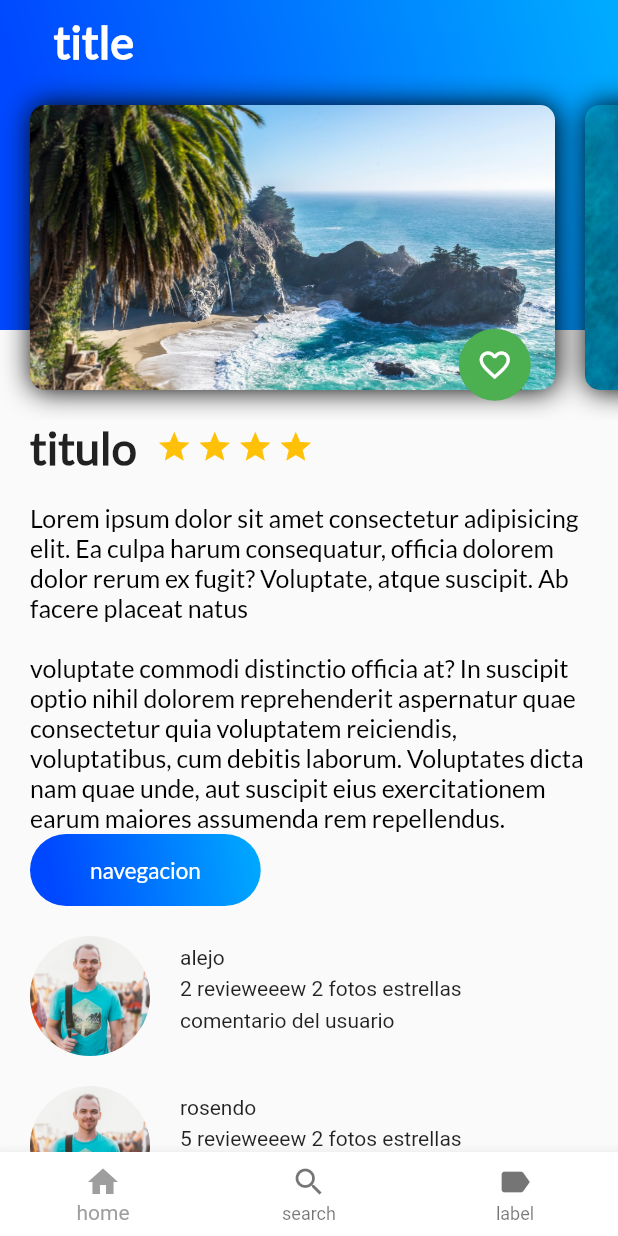
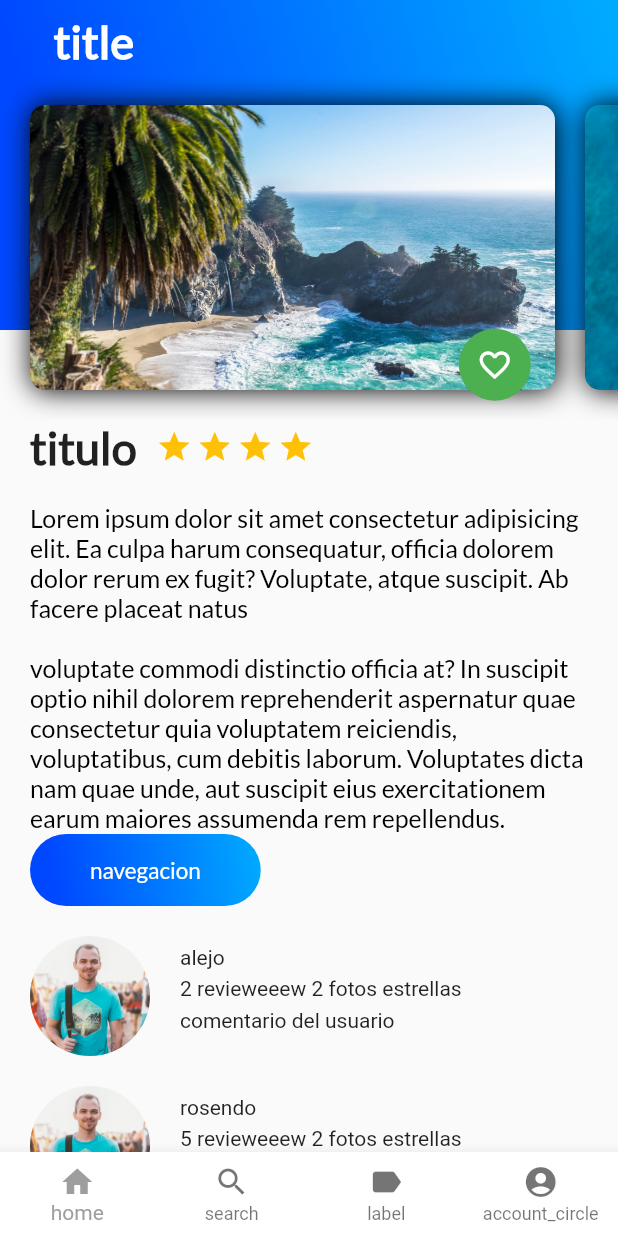
Before and after one commit to CodeRagnarok07/flutter, a Flutter app: the screen it shows after launch, on a phone screen of 412 x 824 dp. Run offline on Flutter 3.47's test engine with Material 2 defaults, Android fonts, the phone set to English and light mode, and no system bars.

```diff
--- a/lib/navegator.dart
+++ b/lib/navegator.dart
@@ -1,3 +1,4 @@
+import 'package:app1/acount/main.dart';
 import 'package:flutter/material.dart';
 
 import 'home/main.dart';
@@ -17,6 +18,7 @@ class _NavegatorState extends State<Navegator> {
     HomePage(),
     SearshPage(),
     MyApp00(),
+    AcountPage(),
   ];
 
   void onTapTapped(int index) {
@@ -40,6 +42,10 @@ class _NavegatorState extends State<Navegator> {
       icon: Icon(Icons.label),
       label: 'label',
     );
+    final account_circle = BottomNavigationBarItem(
+      icon: Icon(Icons.account_circle),
+      label: 'account_circle',
+    );
 
     return Scaffold(
         body: widgetsChildren[indexTap],
@@ -47,12 +53,14 @@ class _NavegatorState extends State<Navegator> {
           data: Theme.of(context)
               .copyWith(canvasColor: Colors.white, primaryColor: Colors.purple),
           child: BottomNavigationBar(
+              type: BottomNavigationBarType.fixed,
               onTap: onTapTapped,
               currentIndex: indexTap,
               items: [
                 home,
                 search,
                 label,
+                account_circle,
               ]),
         ));
   }
```
Also changed, not shown: lib/acount/main.dart (added, +12 -0 lines), 1 other file.
